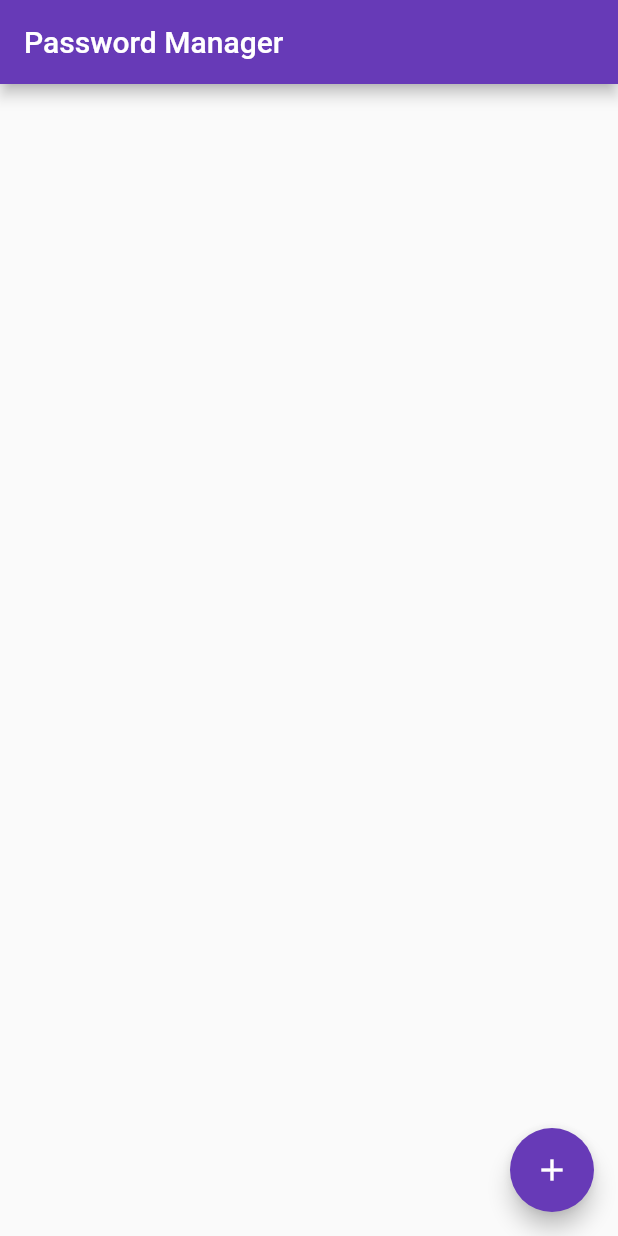
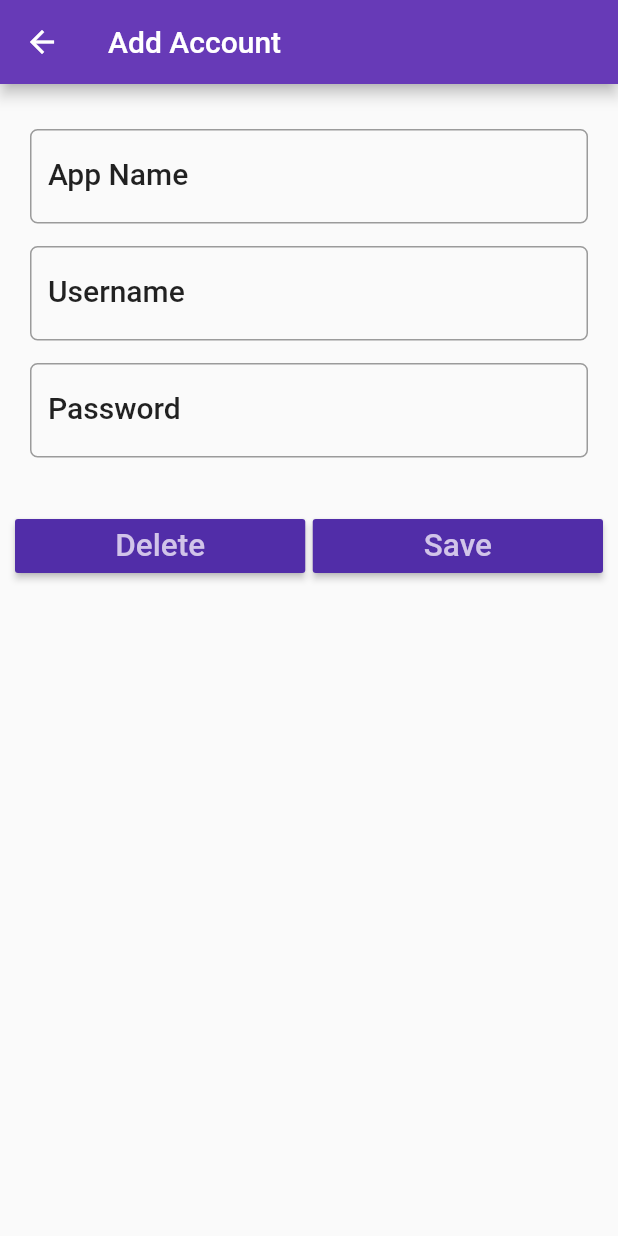
Before and after one commit to samani1847/password_manager, a Flutter app: the screen it shows after launch, after a tap on the "add" icon, on a phone screen of 412 x 824 dp. Run offline on Flutter 3.47's test engine with Material 2 defaults, Android fonts, the phone set to English and light mode, and no system bars; our stand-ins replace sqflite; accounts and stored records are empty.

Commit message:
complete functionality

```diff
--- a/lib/main.dart
+++ b/lib/main.dart
@@ -1,4 +1,5 @@
 import 'package:flutter/material.dart';
+import 'package:password_manager/screens/account_detail.dart';
 import 'package:password_manager/screens/account_list.dart';
 
 void main() {
--- /dev/null
+++ b/lib/model/account.dart
@@ -0,0 +1,52 @@
+class Account {
+  int _id;
+  String _appname;
+  String _username;
+  String _password;
+
+  Account(this._appname, this._username, this._password);
+
+  Account.withId(this._id, this._appname, this._username, this._password);
+
+  int get id => _id;
+
+  String get appname => _appname;
+
+  String get username => _username;
+
+  String get password => _password;
+
+  set appname(String newAppname) {
+    this._appname = newAppname;
+  }
+
+  set username(String newUsername) {
+    this._username = newUsername;
+  }
+
+  set password(String newPassword) {
+    this._password = newPassword;
+  }
+
+  Map<String, dynamic> toMap() {
+
+    var map = Map<String, dynamic>();
+
+    if (id != null) {
+      map['id'] = _id;
+    }
+
+    map['appname'] = _appname;
+    map['username'] = _username;
+    map['password'] = _password;
+
+    return map;
+  }
+
+  Account.fromMapObject(Map<String, dynamic> map) {
+    this._id = map['id'];
+    this._appname = map['appname'];
+    this._username = map['username'];
+    this._password = map['password'];
+  }
+}
--- a/lib/screens/account_detail.dart
+++ b/lib/screens/account_detail.dart
@@ -0,0 +1,206 @@
+import 'package:flutter/material.dart';
+import 'dart:async';
+import 'package:password_manager/model/account.dart';
+import 'package:password_manager/utils/database_helper.dart';
+import 'package:sqflite/sqflite.dart';
+
+class AccountDetail extends StatefulWidget {
+
+  final String appBarTitle;
+  final Account account;
+
+  AccountDetail(this.account, this.appBarTitle);
+
+  @override
+  _AccountDetailState createState() => _AccountDetailState(this.account, this.appBarTitle);
+}
+
+class _AccountDetailState extends State<AccountDetail> {
+  DatabaseHelper databaseHelper = DatabaseHelper();
+  Account account;
+  String appBarTitle;
+
+  TextEditingController appNameController = TextEditingController();
+  TextEditingController usernameController = TextEditingController();
+  TextEditingController passwordController = TextEditingController();
+
+  _AccountDetailState(this.account, this.appBarTitle);
+
+  @override
+  Widget build(BuildContext context) {
+
+    TextStyle textStyle = Theme.of(context).textTheme.title;
+    appNameController.text = account.appname;
+    usernameController.text = account.username;
+    passwordController.text = account.password;
+
+
+    return Scaffold(
+      appBar: AppBar(
+        title: Text(this.appBarTitle),
+      ),
+
+      body: Padding(
+        padding: EdgeInsets.only(top: 15.0, left:10.0, right: 10.0),
+        child: ListView(
+          children: <Widget>[
+            Padding(
+              padding: EdgeInsets.only(top: 15.0, left:10.0, right: 10.0),
+              child: TextField(
+                    controller: appNameController,
+                    style: textStyle,
+                    onChanged: (value) {
+                      updateAppname();
+                      debugPrint('something changed');
+                    },
+                    decoration: InputDecoration(
+                      labelText: 'App Name',
+                      labelStyle: textStyle,
+                      border: OutlineInputBorder(
+                      borderRadius: BorderRadius.circular(5.0)
+                      )
+                    )
+                  ),
+            ),
+            Padding(
+              padding: EdgeInsets.only(top: 15.0, left:10.0, right: 10.0),
+              child: TextField(
+                controller: usernameController,
+                style: textStyle,
+                onChanged: (value) {
+                  updateUsername();
+                  debugPrint('something changed');
+                },
+                decoration: InputDecoration(
+                  labelText: 'Username',
+                  labelStyle: textStyle,
+                  border: OutlineInputBorder(
+                  borderRadius: BorderRadius.circular(5.0)
+                  )
+                )
+              )
+            ),
+
+           Padding(
+              padding: EdgeInsets.only(top: 15.0, left:10.0, right: 10.0),
+              child: TextField(
+                controller: passwordController,
+                style: textStyle,
+                onChanged: (value) {
+                  updatePassword();
+                  debugPrint('something changed');
+                },
+                decoration: InputDecoration(
+                  labelText: 'Password',
+                  labelStyle: textStyle,
+                  border: OutlineInputBorder(
+                  borderRadius: BorderRadius.circular(5.0)
+                  )
+                )
+              )
+            ),
+
+            Padding(
+              padding: EdgeInsets.only(top: 35.0, bottom: 15.0),
+              child: Row(
+                children: <Widget>[
+                  Expanded(
+                    child: RaisedButton(
+                      color: Theme.of(context).primaryColorDark,
+                      textColor: Theme.of(context).primaryColorLight,
+                      child: Text(
+                        'Delete',
+                        textScaleFactor: 1.5,
+                      ),
+                      onPressed: () {
+                        setState(() {
+                          _delete();
+                          debugPrint('delete');
+                        });
+                      },
+                    ),
+                  ),
+
+                  Container(width: 5.0,),
+                  Expanded(
+                    child: RaisedButton(
+                      color: Theme.of(context).primaryColorDark,
+                      textColor: Theme.of(context).primaryColorLight,
+                      child: Text(
+                        'Save',
+                        textScaleFactor: 1.5,
+                      ),
+                      onPressed: () {
+                        setState(() {
+                          _save();
+                          debugPrint('save');
+                        });
+                      },
+                    ),
+                  )
+                ],
+              ),
+            ),
+
+          ],
+        )
+      )
+    );
+  }
+
+  void updateAppname() {
+    account.appname = appNameController.text;
+  }
+
+  void updateUsername() {
+    account.username = usernameController.text;
+  }
+
+  void updatePassword() {
+    account.password = passwordController.text;
+  }
+
+  void _save() async {
+    int result;
+    Navigator.pop(context, true);
+
+    if (account.id != null) {
+      result = await databaseHelper.updateAccount(account);
+    } else {
+      result = await databaseHelper.insertAccount(account);
+    }
+
+     result != 0
+        ? _showAlertDialog('Status', "Account Saved")
+        : _showAlertDialog('Status', "Error occoured");
+  }
+
+  //func to delete node
+  void _delete() async {
+
+    Navigator.pop(context, true);
+
+    if (account.id == null) {
+      _showAlertDialog("Status", "No account deleted");
+    }
+
+    //deletes the actual note if note id exits
+    int result = await databaseHelper.deleteAccount(account);
+
+    //showing a dialogue box based on the response var
+    result != 0
+        ? _showAlertDialog('Status', "Account deleted")
+        : _showAlertDialog('Status', "Error occoured");
+  }
+
+  void _showAlertDialog(String title, String message) {
+    AlertDialog alertDialog = AlertDialog(
+      title: Text(title),
+      content: Text(message),
+    );
+    showDialog(
+      context: context,
+      builder: (_) => alertDialog
+    );
+  }
+}
--- a/lib/screens/account_list.dart
+++ b/lib/screens/account_list.dart
@@ -1,16 +1,29 @@
+import 'dart:async';
 import 'package:flutter/material.dart';
+import 'package:password_manager/screens/account_detail.dart';
+import 'package:password_manager/model/account.dart';
+import 'package:password_manager/utils/database_helper.dart';
+import 'package:sqflite/sqflite.dart';
 
 class AccountList extends StatefulWidget {
+
   @override
   _AccountListState createState() => _AccountListState();
 }
 
 class _AccountListState extends State<AccountList> {
-
+  DatabaseHelper databaseHelper = DatabaseHelper();
+  List<Account> accountList;
   int count = 0;
 
   @override
   Widget build(BuildContext context) {
+
+    if (accountList == null) {
+      accountList = List<Account>();
+      updateListView();
+    }
+
     return Scaffold(
       appBar: AppBar(
         title: Text('Password Manager'),
@@ -20,14 +33,13 @@ class _AccountListState extends State<AccountList> {
 
       floatingActionButton: FloatingActionButton(
         onPressed: () {
-          debugPrint('pressed');
+         navigateToAccountDetail(Account('', '', ''), 'Add Account');
         },
 
         tooltip: 'Add Password',
         child: Icon(Icons.add),
       ),
     );
-  }
   }
 
   ListView getPasswordListView(context, count) {
@@ -45,15 +57,39 @@ ListView getPasswordListView(context, count) {
               backgroundColor: Colors.yellow,
               child: Icon(Icons.keyboard_arrow_right),
             ),
-          title: Text('Dummy Title', style: titleStyle,),
+            title: Text(this.accountList[position].appname, style: titleStyle,),
             subtitle: Text('Dummy Date'),
             trailing: Icon(Icons.delete, color: Colors.red),
             onTap: () {
+              navigateToAccountDetail(this.accountList[position], 'Edit Account');
               debugPrint("list title tapped");
             },
           ),
         );
       },
     );
+  }
 
+  void navigateToAccountDetail(Account account, String title) async {
+    bool result = await Navigator.push(context, MaterialPageRoute(builder: (context) {
+      return AccountDetail(account, title);
+    }));
+
+    if (result == true) {
+      updateListView();
     }
+  }
+
+  void updateListView() {
+    final Future<Database> dbFuture = databaseHelper.initializeDatabase();
+    dbFuture.then((database) {
+      Future<List<Account>> accountListFuture = databaseHelper.getAccountList();
+      accountListFuture.then((accountList) {
+        setState(() {
+          this.accountList = accountList;
+          this.count = accountList.length;
+        });
+      });
+    });
+  }
+}
--- /dev/null
+++ b/lib/utils/database_helper.dart
@@ -0,0 +1,103 @@
+import 'package:sqflite/sqflite.dart';
+import 'dart:async';
+import 'dart:io';
+import 'package:path_provider/path_provider.dart';
+import 'package:password_manager/model/account.dart';
+
+class DatabaseHelper {
+
+  static DatabaseHelper _databaseHelper; //singleton
+  static Database _database;
+
+  String accountTable = 'account_table';
+  String colId = 'id';
+  String colAppname = 'appname';
+  String colUsername = 'username';
+  String colPassword = 'password';
+
+  DatabaseHelper._createInstance();
+
+  factory DatabaseHelper() {
+
+    if (_databaseHelper == null) {
+      _databaseHelper = DatabaseHelper._createInstance();
+    }
+
+    return _databaseHelper;
+  }
+
+  Future<Database> get database async {
+    if (_database == null) {
+      _database = await initializeDatabase();
+    }
+
+    return _database;
+  }
+  Future<Database> initializeDatabase() async {
+    Directory directory = await getApplicationDocumentsDirectory();
+    String path = directory.path + 'account.db';
+
+    var accountDatabase = openDatabase(path, version:1, onCreate: _createDb);
+
+    return accountDatabase;
+  }
+
+  void _createDb(Database db, int newVersion) async {
+    await db.execute('CREATE TABLE $accountTable($colId INTEGER PRIMARY KEY AUTOINCREMENT, $colAppname TEXT, $colUsername TEXT, $colPassword TEXT)');
+  }
+
+  Future<List<Map<String, dynamic>>> getAccountMapList() async {
+    Database db = await this.database;
+
+    var result = await db.query(accountTable, orderBy: '$colAppname ASC');
+
+    return result;
+  }
+
+  Future<int> insertAccount(Account account) async {
+    Database db = await this.database;
+
+    var result = await db.insert(accountTable, account.toMap());
+
+    return result;
+  }
+
+  Future<int> updateAccount(Account account) async {
+    Database db = await this.database;
+
+    var result = await db.update(accountTable, account.toMap(), where: '$colId = ?', whereArgs: [account.id]);
+
+    return result;
+  }
+
+
+  Future<int> deleteAccount(Account account) async {
+    Database db = await this.database;
+
+    int result = await db.delete(accountTable, where: '$colId = ?', whereArgs: [account.id]);
+
+    return result;
+  }
+
+  Future<int> getCount() async {
+    Database db = await this.database;
+
+    List<Map<String, dynamic>> x = await db.rawQuery('SELECT COUNT(*) FROM $accountTable');
+    int result = Sqflite.firstIntValue(x);
+
+    return result;
+  }
+
+  Future<List<Account>> getAccountList() async {
+    var accountMapList = await getAccountMapList();
+    int count = accountMapList.length;
+
+    List<Account> accountList = List<Account>();
+
+    for (int i = 0; i < count; i++) {
+      accountList.add(Account.fromMapObject(accountMapList[i]));
+    }
+
+    return accountList;
+  }
+}
--- a/pubspec.yaml
+++ b/pubspec.yaml
@@ -19,6 +19,9 @@ environment:
 dependencies:
   flutter:
     sdk: flutter
+  sqflite: any
+  path_provider: any
+  intl: ^0.15.7
 
   # The following adds the Cupertino Icons font to your application.
   # Use with the CupertinoIcons class for iOS style icons.
```
Also changed, not shown: pubspec.lock. Lines whose indentation alone changed are shown as unchanged.
